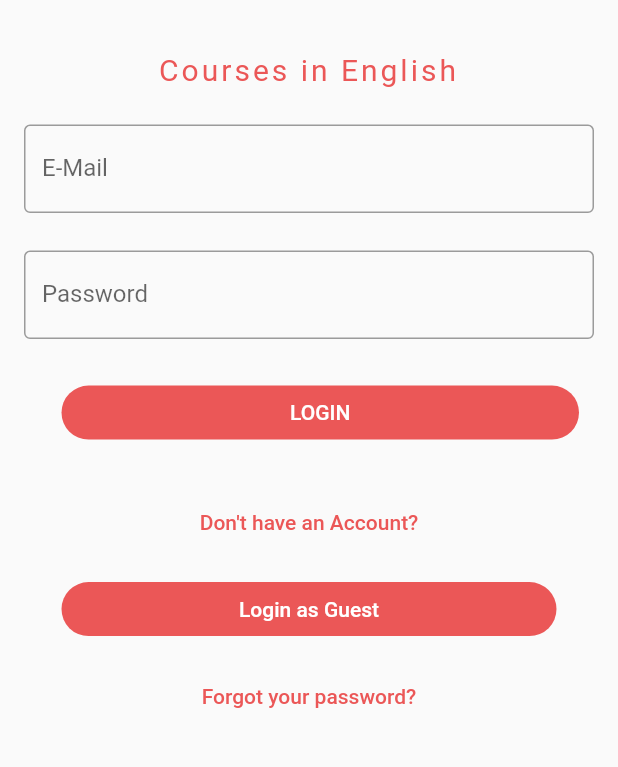
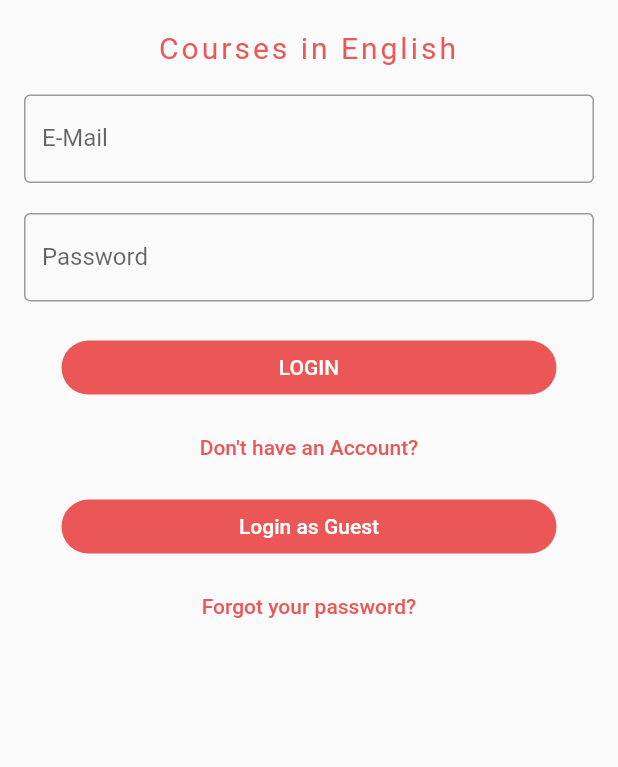
Before and after one commit to mobileappdevhm/dev-team-1-cie-app-in-flutter, a Flutter app: the screen it shows after launch, after a tap on "Start", on a phone screen of 412 x 824 dp, the part 285-1052 px from its top. Run offline on Flutter 3.47's test engine with Material 2 defaults, Android fonts, the phone set to English and light mode, and no system bars; our stand-ins replace connectivity; missing offline and left inert: progress_hud; accounts and stored records are empty.

Commit message:
made paddings smaller to fit at least a 3,7" screen

```diff
--- a/lib/views/login.dart
+++ b/lib/views/login.dart
@@ -1,15 +1,15 @@
 import 'dart:convert';
 
 import 'package:cie_team1/model/login/loginData.dart';
+import 'package:cie_team1/model/user/user.dart';
 import 'package:cie_team1/utils/cieColor.dart';
 import 'package:cie_team1/utils/cieStyle.dart';
+import 'package:cie_team1/utils/fileStore.dart';
 import 'package:cie_team1/utils/routes.dart';
 import 'package:cie_team1/utils/staticVariables.dart';
 import 'package:flutter/material.dart';
 import 'package:http/http.dart' as http;
 import 'package:url_launcher/url_launcher.dart';
-import 'package:cie_team1/utils/fileStore.dart';
-import 'package:cie_team1/model/user/user.dart';
 
 class LoginForm extends StatefulWidget {
   const LoginForm({Key key}) : super(key: key);
@@ -59,7 +59,8 @@ class LoginFormState extends State<LoginForm> {
                 json.decode(response.body)['user']['firstName'];
             final String lastName =
                 json.decode(response.body)['user']['lastName'];
-            var curriculum = json.decode(response.body)['curriculum']['organiser']['name'];
+            var curriculum =
+                json.decode(response.body)['curriculum']['organiser']['name'];
             updateUserSettings(context, firstName, lastName, curriculum);
           }
         });
@@ -120,13 +121,13 @@ class LoginFormState extends State<LoginForm> {
                     horizontal: 16.0, vertical: 25.0),
                 children: <Widget>[
                   new Image.asset(StaticVariables.IMAGE_PATH + 'hm_logo.png'),
-                  new Padding(padding: const EdgeInsets.only(top: 35.0)),
+                  new Padding(padding: const EdgeInsets.only(top: 20.0)),
                   new Text(
                     "Courses in English",
                     style: CiEStyle.getAppBarTitleStyle(context),
                     textAlign: TextAlign.center,
                   ),
-                  new Padding(padding: const EdgeInsets.only(top: 25.0)),
+                  new Padding(padding: const EdgeInsets.only(top: 20.0)),
                   new TextFormField(
                     controller: usernameController,
                     decoration: const InputDecoration(
@@ -139,7 +140,7 @@ class LoginFormState extends State<LoginForm> {
                     },
                     validator: _validateMail,
                   ),
-                  new Padding(padding: const EdgeInsets.only(top: 25.0)),
+                  new Padding(padding: const EdgeInsets.only(top: 20.0)),
                   new TextFormField(
                     controller: passwordController,
                     key: _passwordFieldKey,
@@ -154,7 +155,7 @@ class LoginFormState extends State<LoginForm> {
                     validator: _validatePassword,
                   ),
                   new Container(
-                    padding: const EdgeInsets.fromLTRB(25.0, 25.0, 10.0, 25.0),
+                    padding: const EdgeInsets.fromLTRB(25.0, 20.0, 25.0, 5.0),
                     child: new FlatButton(
                       color: CiEStyle.getLogoutButtonColor(),
                       shape: new RoundedRectangleBorder(
@@ -167,7 +168,8 @@ class LoginFormState extends State<LoginForm> {
                     ),
                   ),
                   new FlatButton(
-                    onPressed: () => _launchUrl("https://nine.wi.hm.edu/Account/Register"),
+                    onPressed: () =>
+                        _launchUrl("https://nine.wi.hm.edu/Account/Register"),
                     child: new Text(
                       "Don't have an Account?",
                       style: new TextStyle(color: CiEColor.red),
@@ -175,7 +177,7 @@ class LoginFormState extends State<LoginForm> {
                     ),
                   ),
                   new Container(
-                    padding: const EdgeInsets.fromLTRB(25.0, 10.0, 25.0, 10.0),
+                    padding: const EdgeInsets.fromLTRB(25.0, 5.0, 25.0, 5.0),
                     child: new FlatButton(
                       color: CiEColor.red,
                       shape: new RoundedRectangleBorder(
@@ -188,7 +190,8 @@ class LoginFormState extends State<LoginForm> {
                     ),
                   ),
                   new FlatButton(
-                    onPressed: () => _launchUrl("https://nine.wi.hm.edu/Account/ForgotPassword"),
+                    onPressed: () => _launchUrl(
+                        "https://nine.wi.hm.edu/Account/ForgotPassword"),
                     child: new Text(
                       "Forgot your password?",
                       style: new TextStyle(color: CiEColor.red),
@@ -216,8 +219,8 @@ class LoginFormState extends State<LoginForm> {
     UserBuilder builder;
     if (firstName != null && lastName != null && curriculum != null) {
       isLoggedIn = true;
-
-    } else { // Continuing As Guest
+    } else {
+      // Continuing As Guest
       firstName = StaticVariables.GUEST_FIRST_NAME;
       lastName = StaticVariables.GUEST_LAST_NAME;
       curriculum = StaticVariables.GUEST_DEPARTMENT;
@@ -231,11 +234,11 @@ class LoginFormState extends State<LoginForm> {
         builder = new UserBuilder();
       }
       User tempUserObj = builder
-        .withFirstName(firstName)
-        .withLastName(lastName)
-        .withDepartment(curriculum)
-        .withIsLoggedIn(isLoggedIn)
-        .build();
+          .withFirstName(firstName)
+          .withLastName(lastName)
+          .withDepartment(curriculum)
+          .withIsLoggedIn(isLoggedIn)
+          .build();
       String data = json.encode(User.toJson(tempUserObj));
       FileStore.writeToFile(FileStore.USER_SETTINGS, data).then((f) {
         Navigator.of(context).pushReplacementNamed(Routes.TabPages);
```
